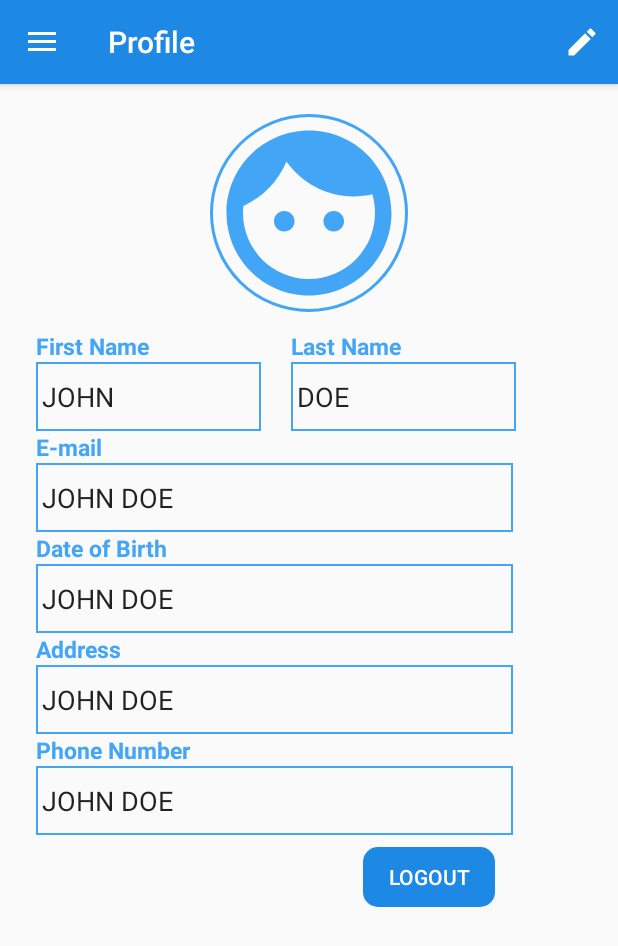
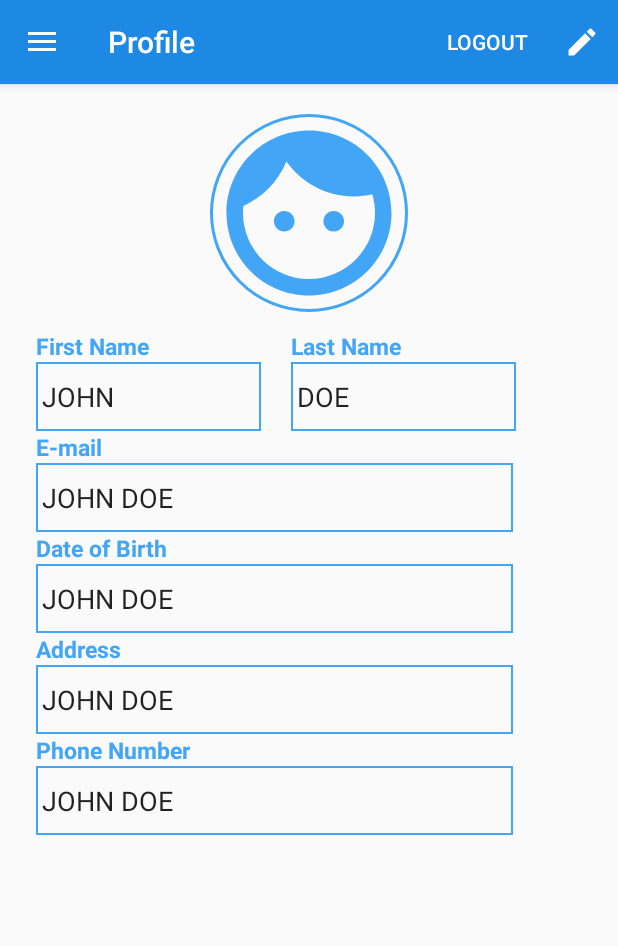
Before and after one commit to HamidQureshi/DHealth, an Android app: the ProfileFragment screen opened directly, with no data from a screen before it, on a phone screen of 412 x 824 dp. Shown: the top 946 px of the screen. Run offline under Robolectric (Android 15) with nearby library versions, the phone set to English and light mode, and no system bars; our stand-ins replace CircleImageView, RxJava; libraries missing offline, so code that uses them is left out: belka.us.androidtoggleswitch, com.example.activeledgersdk; plain views replace ToggleSwitch; pictures from the network do not load; 10 statements that could not run were skipped.

```diff
--- a/DHealth/app/src/main/java/com/example/hamid/dhealth/Activities/DashboardScreen.java
+++ b/DHealth/app/src/main/java/com/example/hamid/dhealth/Activities/DashboardScreen.java
@@ -99,6 +99,7 @@ public class DashboardScreen extends AppCompatActivity {
                         fragment = ReportsFragment.newInstance();
                         break;
 
+
 //                    case R.id.settings:
 ////                        Toast.makeText(DashboardScreen.this, "Settings", Toast.LENGTH_SHORT).show();
 //                        title = "Settings";
--- a/DHealth/app/src/main/java/com/example/hamid/dhealth/Activities/DoctorPatientDescriptionActivity.java
+++ b/DHealth/app/src/main/java/com/example/hamid/dhealth/Activities/DoctorPatientDescriptionActivity.java
@@ -58,7 +58,7 @@ public class DoctorPatientDescriptionActivity extends AppCompatActivity {
             }
         }
 
-        setTitle(et_name.getText() + " "+et_last_name.getText());
+        setTitle(et_name.getText() + " " + et_last_name.getText());
 
     }
 
--- a/DHealth/app/src/main/java/com/example/hamid/dhealth/Activities/ProfileScreen.java
+++ b/DHealth/app/src/main/java/com/example/hamid/dhealth/Activities/ProfileScreen.java
@@ -180,7 +180,7 @@ public class ProfileScreen extends AppCompatActivity implements View.OnClickList
         switch (v.getId()) {
             case R.id.et_dob:
                 Utils.hideKeyboard(this);
-                if(et_dob.isFocusable() && et_dob.isFocusableInTouchMode()) {
+                if (et_dob.isFocusable() && et_dob.isFocusableInTouchMode()) {
                     datePickerDialog.show();
                 }
                 break;
--- a/DHealth/app/src/main/java/com/example/hamid/dhealth/Activities/ReportDetailActivity.java
+++ b/DHealth/app/src/main/java/com/example/hamid/dhealth/Activities/ReportDetailActivity.java
@@ -64,7 +64,7 @@ public class ReportDetailActivity extends AppCompatActivity {
         Toolbar toolbar = (Toolbar) findViewById(R.id.toolbar);
         setSupportActionBar(toolbar);
 
-        setTitle(report.getFileName());
+        setTitle(report.getTitle());
 
         getSupportActionBar().setDisplayHomeAsUpEnabled(true);
         getSupportActionBar().setDisplayShowHomeEnabled(true);
--- a/DHealth/app/src/main/java/com/example/hamid/dhealth/Activities/SignUpScreen.java
+++ b/DHealth/app/src/main/java/com/example/hamid/dhealth/Activities/SignUpScreen.java
@@ -148,10 +148,10 @@ public class SignUpScreen extends AppCompatActivity {
                                     startActivity(new Intent(SignUpScreen.this, ProfileScreen.class));
                                     finish();
                                 } else if (status_code == 400) {
-                                    Toast.makeText(SignUpScreen.this, "User already exist." ,
+                                    Toast.makeText(SignUpScreen.this, "User already exist.",
                                             Toast.LENGTH_SHORT).show();
                                 } else {
-                                    Toast.makeText(SignUpScreen.this, "Authentication failed." ,
+                                    Toast.makeText(SignUpScreen.this, "Authentication failed.",
                                             Toast.LENGTH_SHORT).show();
                                 }
 
--- a/DHealth/app/src/main/java/com/example/hamid/dhealth/Activities/UploadFileActivity.java
+++ b/DHealth/app/src/main/java/com/example/hamid/dhealth/Activities/UploadFileActivity.java
@@ -244,7 +244,7 @@ public class UploadFileActivity extends AppCompatActivity {
         //convert the contents to base 64
         base64File = FileUtils.getBase64FromURI(this, uri);
 //        TODO remove 123
-        base64File = "123";
+//        base64File = "123";
         Log.e(TAG, "file--> " + base64File);
 
         String fileName = FileUtils.getFileName(this, uri);
--- a/DHealth/app/src/main/java/com/example/hamid/dhealth/Fragments/DoctorPatientFragment.java
+++ b/DHealth/app/src/main/java/com/example/hamid/dhealth/Fragments/DoctorPatientFragment.java
@@ -196,7 +196,7 @@ public class DoctorPatientFragment extends Fragment {
 
             @Override
             public boolean onMenuItemActionCollapse(MenuItem item) {
-                searchView.setQuery("",true);
+                searchView.setQuery("", true);
                 Utils.hideKeyboard(getActivity());
                 return true;
             }
--- a/DHealth/app/src/main/java/com/example/hamid/dhealth/MedicalRepository/DB/DAO/DatabaseDAO.java
+++ b/DHealth/app/src/main/java/com/example/hamid/dhealth/MedicalRepository/DB/DAO/DatabaseDAO.java
@@ -24,6 +24,9 @@ public interface DatabaseDAO {
 
     @Insert
     void insertPatientList(List<Patient> patientList);
+
+    @Insert
+    void insertReportList(List<Report> reportList);
 
     @Delete
     void deleteDoctor(Doctor doctor);
--- /dev/null
+++ b/DHealth/app/src/main/res/drawable/button_trans.xml
@@ -0,0 +1,6 @@
+<?xml version="1.0" encoding="utf-8"?>
+<shape android:shape="rectangle"
+    xmlns:android="http://schemas.android.com/apk/res/android">
+            <corners android:radius="0dp" />
+
+        </shape>
--- a/DHealth/app/src/main/res/layout/profile_fragment.xml
+++ b/DHealth/app/src/main/res/layout/profile_fragment.xml
@@ -291,7 +291,7 @@
                     android:layout_width="wrap_content"
                     android:layout_height="40dp"
                     android:layout_marginStart="8dp"
-                    android:layout_marginTop="8dp"
+                    android:layout_marginTop="16dp"
                     android:layout_marginEnd="8dp"
                     android:background="@drawable/button"
                     android:text="Update"
@@ -300,24 +300,24 @@
                     app:layout_constraintEnd_toEndOf="parent"
                     app:layout_constraintStart_toStartOf="parent"
                     app:layout_constraintTop_toBottomOf="@+id/encryption_toggle"
-                    custom:layout_constraintHorizontal_bias="0.207" />
+                    custom:layout_constraintEnd_toStartOf="@+id/btn_logout"
+                    custom:layout_constraintHorizontal_bias="0.806" />
 
 
                 <Button
                     android:id="@+id/btn_logout"
                     android:layout_width="wrap_content"
                     android:layout_height="40dp"
-                    android:layout_marginStart="8dp"
                     android:layout_marginEnd="8dp"
-                    android:background="@drawable/button"
+                    android:background="@drawable/button_trans"
                     android:text="Logout"
-                    android:textColor="@color/white"
-                    android:visibility="visible"
+                    android:textColor="@color/colorPrimary"
+                    android:visibility="gone"
                     app:layout_constraintEnd_toEndOf="parent"
                     app:layout_constraintStart_toStartOf="parent"
                     app:layout_constraintTop_toBottomOf="@+id/encryption_toggle"
-                    custom:layout_constraintHorizontal_bias="0.76"
-                    custom:layout_constraintTop_toTopOf="@+id/btn_submit" />
+                    custom:layout_constraintHorizontal_bias="1.0"
+                    custom:layout_constraintTop_toTopOf="parent" />
 
                 <ProgressBar
                     android:id="@+id/progressBar"
--- a/DHealth/app/src/main/res/menu/edit_options_menu.xml
+++ b/DHealth/app/src/main/res/menu/edit_options_menu.xml
@@ -1,5 +1,11 @@
 <menu xmlns:app="http://schemas.android.com/apk/res-auto"
     xmlns:android="http://schemas.android.com/apk/res/android">
+
+    <item android:id="@+id/logout"
+        android:title="@string/logout_title"
+        app:showAsAction="collapseActionView|ifRoom"
+        />
+
     <item android:id="@+id/edit"
         android:title="@string/edit_title"
         android:icon="@drawable/ic_edit_black_24dp"
--- a/DHealth/app/src/main/res/menu/navigation_menu.xml
+++ b/DHealth/app/src/main/res/menu/navigation_menu.xml
@@ -12,6 +12,7 @@
     <item android:id="@+id/reports"
         android:icon="@drawable/ic_folder_black_24dp"
         android:title="Reports"/>
+
     <!--<item android:id="@+id/settings"-->
         <!--android:icon="@drawable/ic_settings_black_24dp"-->
         <!--android:title="Settings"/>-->
--- a/DHealth/app/src/main/res/values/strings.xml
+++ b/DHealth/app/src/main/res/values/strings.xml
@@ -124,4 +124,6 @@
     <string name="title_activity_doctor_patient_description">DoctorPatientDescriptionActivity
     </string>
     <string name="title_activity_report_detail">ReportDetailActivity</string>
+
+    <string name="logout_title">Logout</string>
 </resources>
```
Also changed, not shown: DHealth/app/src/main/java/com/example/hamid/dhealth/Fragments/DoctorPatientViewModel.java (+6 -2 lines), DHealth/app/src/main/java/com/example/hamid/dhealth/Fragments/ProfileFragment.java (+6 -3 lines), DHealth/app/src/main/java/com/example/hamid/dhealth/Fragments/ReportsFragment.java (+64 -87 lines), DHealth/app/src/main/java/com/example/hamid/dhealth/Fragments/ReportsViewModel.java (+8 -0 lines), DHealth/app/src/main/java/com/example/hamid/dhealth/MedicalRepository/DataRepository.java (+127 -5 lines), 1 other file.
